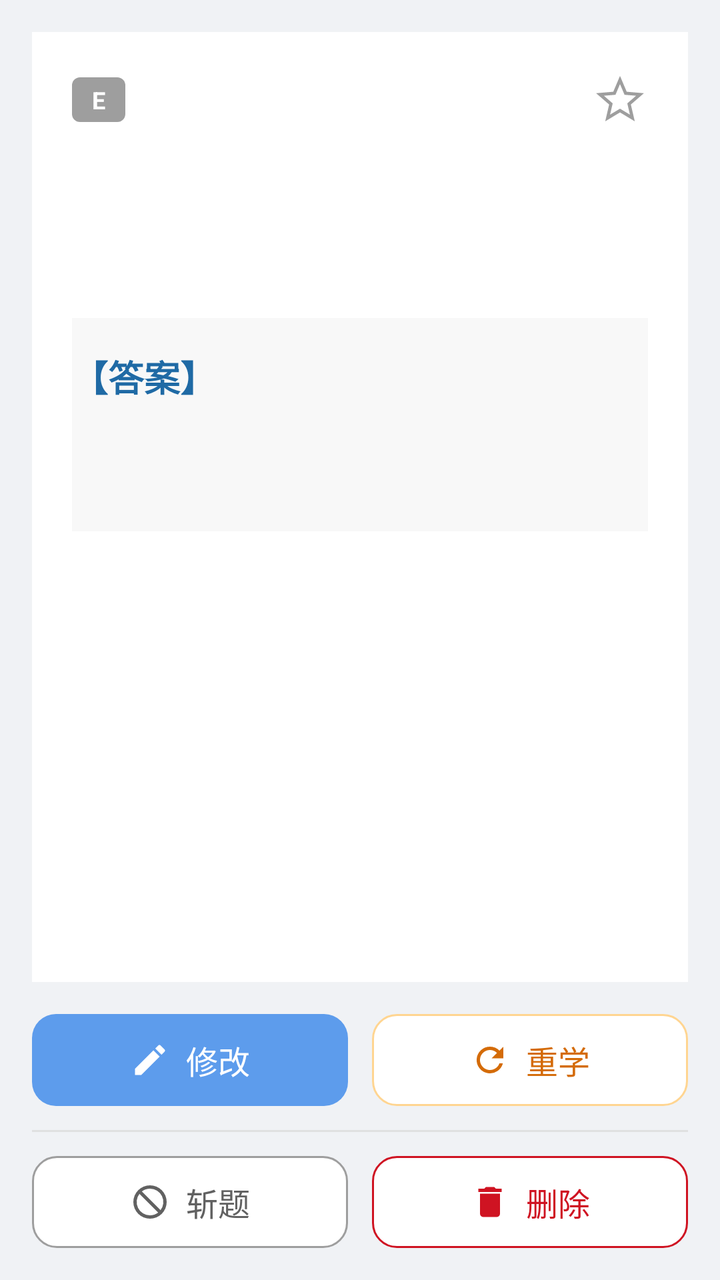
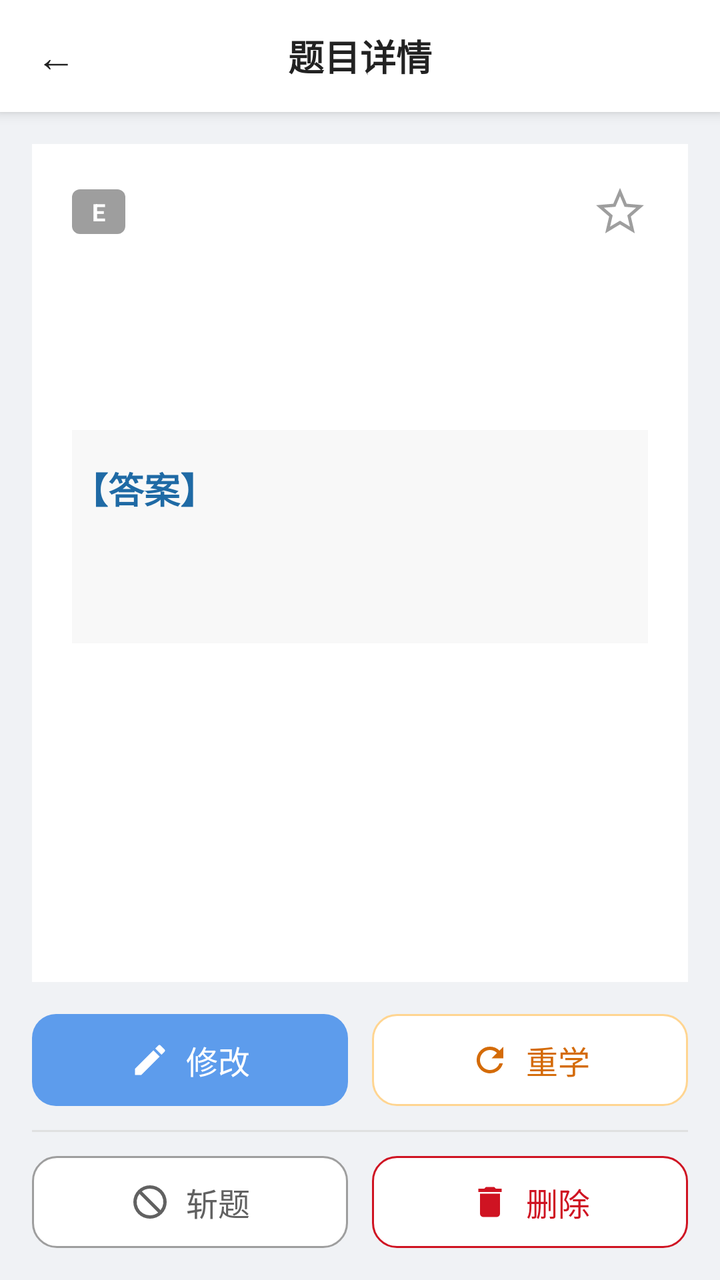

The first picture is an Android layout as it rendered before a commit; the second is the same layout after the commit. The layout source and the unified diff follow.
<!-- AndroidManifest.xml: application theme Theme.Demo -->
<!-- res/layout/activity_question_detail.xml -->
<?xml version="1.0" encoding="utf-8"?>
<LinearLayout
    xmlns:android="http://schemas.android.com/apk/res/android"
    xmlns:app="http://schemas.android.com/apk/res-auto"
    android:layout_width="match_parent"
    android:layout_height="match_parent"
    android:orientation="vertical"
    android:background="@color/page_bg"
    android:padding="16dp">

    <androidx.core.widget.NestedScrollView
        android:layout_width="match_parent"
        android:layout_height="0dp"
        android:layout_weight="1"
        android:background="@android:color/white"
        android:padding="20dp">

        <LinearLayout
            android:layout_width="match_parent"
            android:layout_height="wrap_content"
            android:orientation="vertical">

            
            <LinearLayout
                android:layout_width="match_parent"
                android:layout_height="wrap_content"
                android:orientation="horizontal"
                android:gravity="center_vertical"
                android:layout_marginBottom="12dp">

                <TextView
                    android:id="@+id/tv_level_badge"
                    android:layout_width="wrap_content"
                    android:layout_height="wrap_content"
                    android:background="@drawable/bg_level_badge"
                    android:paddingHorizontal="10dp"
                    android:paddingVertical="3dp"
                    android:textColor="@android:color/white"
                    android:textSize="@dimen/text_size_caption"
                    android:textStyle="bold"
                    android:text="E" />

                <TextView
                    android:id="@+id/tv_excluded_badge"
                    android:layout_width="wrap_content"
                    android:layout_height="wrap_content"
                    android:layout_marginStart="8dp"
                    android:background="@drawable/bg_level_badge"
                    android:paddingHorizontal="10dp"
                    android:paddingVertical="3dp"
                    android:textColor="@android:color/white"
                    android:textSize="@dimen/text_size_caption"
                    android:textStyle="bold"
                    android:text="已斩"
                    android:visibility="gone" />

                <View
                    android:layout_width="0dp"
                    android:layout_height="1dp"
                    android:layout_weight="1" />

                <ImageView
                    android:id="@+id/btn_favorite"
                    android:layout_width="28dp"
                    android:layout_height="28dp"
                    android:padding="2dp"
                    android:foreground="?attr/selectableItemBackground"
                    android:clickable="true"
                    android:focusable="true"
                    android:src="@drawable/ic_star_outline"
                    android:contentDescription="收藏" />
            </LinearLayout>

            <LinearLayout
                android:id="@+id/encounter_block"
                android:layout_width="match_parent"
                android:layout_height="wrap_content"
                android:orientation="vertical"
                android:layout_marginBottom="15dp"
                android:visibility="gone">

                <TextView
                    android:id="@+id/tv_enc_id"
                    android:layout_width="wrap_content"
                    android:layout_height="wrap_content"
                    android:textColor="@color/text_secondary"
                    android:textSize="@dimen/text_size_caption"
                    android:singleLine="true"
                    android:clickable="true"
                    android:focusable="true"
                    android:foreground="?attr/selectableItemBackground"
                    android:contentDescription="复制本题ID" />

                <TextView
                    android:id="@+id/tv_enc_count"
                    android:layout_width="wrap_content"
                    android:layout_height="wrap_content"
                    android:layout_marginTop="4dp"
                    android:textColor="@color/text_secondary"
                    android:textSize="@dimen/text_size_caption"
                    android:singleLine="true" />

                <TextView
                    android:id="@+id/tv_enc_time"
                    android:layout_width="wrap_content"
                    android:layout_height="wrap_content"
                    android:layout_marginTop="4dp"
                    android:textColor="@color/text_secondary"
                    android:textSize="@dimen/text_size_caption"
                    android:singleLine="true" />
            </LinearLayout>

            <TextView
                android:id="@+id/tv_question"
                android:layout_width="match_parent"
                android:layout_height="wrap_content"
                android:textSize="@dimen/text_size_display"
                android:textColor="@color/text_primary"
                android:lineSpacingExtra="8dp" />

            <HorizontalScrollView
                android:layout_width="match_parent"
                android:layout_height="wrap_content"
                android:layout_marginTop="16dp">
                <LinearLayout
                    android:id="@+id/review_image_layout"
                    android:layout_width="wrap_content"
                    android:layout_height="wrap_content"
                    android:orientation="horizontal"
                    android:padding="8dp" />
            </HorizontalScrollView>

            <LinearLayout
                android:id="@+id/answer_layout"
                android:layout_width="match_parent"
                android:layout_height="wrap_content"
                android:orientation="vertical"
                android:layout_marginTop="24dp"
                android:paddingTop="16dp"
                android:background="@color/surface_subtle">

                <TextView
                    android:layout_width="wrap_content"
                    android:layout_height="wrap_content"
                    android:text="【答案】"
                    android:textSize="@dimen/text_size_title"
                    android:textStyle="bold"
                    android:textColor="@color/detail_primary" />

                <TextView
                    android:id="@+id/tv_answer"
                    android:layout_width="match_parent"
                    android:layout_height="wrap_content"
                    android:textSize="@dimen/text_size_title"
                    android:textColor="@color/text_primary"
                    android:layout_marginTop="8dp" />

                <HorizontalScrollView
                    android:layout_width="match_parent"
                    android:layout_height="wrap_content"
                    android:layout_marginTop="16dp">
                    <LinearLayout
                        android:id="@+id/answer_image_layout"
                        android:layout_width="wrap_content"
                        android:layout_height="wrap_content"
                        android:orientation="horizontal"
                        android:padding="8dp" />
                </HorizontalScrollView>

            </LinearLayout>

        </LinearLayout>

    </androidx.core.widget.NestedScrollView>

    
    <LinearLayout
        android:id="@+id/action_group"
        android:layout_width="match_parent"
        android:layout_height="wrap_content"
        android:orientation="vertical"
        android:layout_marginTop="16dp">

        
        <LinearLayout
            android:layout_width="match_parent"
            android:layout_height="wrap_content"
            android:orientation="horizontal">

            <LinearLayout
                android:id="@+id/btn_edit"
                android:layout_width="0dp"
                android:layout_weight="1"
                android:layout_height="46dp"
                android:orientation="horizontal"
                android:gravity="center"
                android:background="@drawable/bg_detail_primary"
                android:foreground="?attr/selectableItemBackground"
                android:clickable="true"
                android:focusable="true">

                <ImageView
                    android:layout_width="20dp"
                    android:layout_height="20dp"
                    android:layout_marginEnd="8dp"
                    android:src="@drawable/ic_detail_edit"
                    android:contentDescription="修改" />

                <TextView
                    android:layout_width="wrap_content"
                    android:layout_height="wrap_content"
                    android:text="修改"
                    android:textColor="@android:color/white"
                    android:textSize="@dimen/text_size_emphasis" />
            </LinearLayout>

            <LinearLayout
                android:id="@+id/btn_restudy"
                android:layout_width="0dp"
                android:layout_weight="1"
                android:layout_height="46dp"
                android:layout_marginStart="12dp"
                android:orientation="horizontal"
                android:gravity="center"
                android:background="@drawable/bg_detail_outline_warn"
                android:foreground="?attr/selectableItemBackground"
                android:clickable="true"
                android:focusable="true">

                <ImageView
                    android:layout_width="20dp"
                    android:layout_height="20dp"
                    android:layout_marginEnd="8dp"
                    android:src="@drawable/ic_detail_restudy"
                    android:contentDescription="重学" />

                <TextView
                    android:layout_width="wrap_content"
                    android:layout_height="wrap_content"
                    android:text="重学"
                    android:textColor="@color/state_warn_strong"
                    android:textSize="@dimen/text_size_emphasis" />
            </LinearLayout>
        </LinearLayout>

        
        <View
            android:layout_width="match_parent"
            android:layout_height="1dp"
            android:background="@color/divider"
            android:layout_marginTop="12dp"
            android:layout_marginBottom="12dp" />

        
        <LinearLayout
            android:layout_width="match_parent"
            android:layout_height="wrap_content"
            android:orientation="horizontal">

            <LinearLayout
                android:id="@+id/btn_exclude"
                android:layout_width="0dp"
                android:layout_weight="1"
                android:layout_height="46dp"
                android:orientation="horizontal"
                android:gravity="center"
                android:background="@drawable/bg_detail_outline_gray"
                android:foreground="?attr/selectableItemBackground"
                android:clickable="true"
                android:focusable="true">

                <ImageView
                    android:id="@+id/btn_exclude_icon"
                    android:layout_width="20dp"
                    android:layout_height="20dp"
                    android:layout_marginEnd="8dp"
                    android:src="@drawable/ic_detail_exclude"
                    android:contentDescription="斩题" />

                <TextView
                    android:id="@+id/btn_exclude_text"
                    android:layout_width="wrap_content"
                    android:layout_height="wrap_content"
                    android:text="斩题"
                    android:textColor="@color/text_secondary"
                    android:textSize="@dimen/text_size_emphasis" />
            </LinearLayout>

            <LinearLayout
                android:id="@+id/btn_delete"
                android:layout_width="0dp"
                android:layout_weight="1"
                android:layout_height="46dp"
                android:layout_marginStart="12dp"
                android:orientation="horizontal"
                android:gravity="center"
                android:background="@drawable/bg_detail_outline_danger"
                android:foreground="?attr/selectableItemBackground"
                android:clickable="true"
                android:focusable="true">

                <ImageView
                    android:layout_width="20dp"
                    android:layout_height="20dp"
                    android:layout_marginEnd="8dp"
                    android:src="@drawable/ic_detail_delete"
                    android:contentDescription="删除" />

                <TextView
                    android:layout_width="wrap_content"
                    android:layout_height="wrap_content"
                    android:text="删除"
                    android:textColor="@color/state_danger_text"
                    android:textSize="@dimen/text_size_emphasis" />
            </LinearLayout>
        </LinearLayout>

    </LinearLayout>

</LinearLayout>
<!-- resources referenced by this layout -->
<resources>
  <color name="detail_primary">#1F6AA5</color>
  <color name="divider">#E0E0E0</color>
  <color name="page_bg">#F0F2F5</color>
  <color name="state_danger_text">#CF1322</color>
  <color name="state_warn_strong">#D46B08</color>
  <color name="surface_subtle">#F8F8F8</color>
  <color name="text_primary">#222222</color>
  <color name="text_secondary">#616161</color>
  <dimen name="text_size_caption">12sp</dimen>
  <dimen name="text_size_display">20sp</dimen>
  <dimen name="text_size_emphasis">16sp</dimen>
  <dimen name="text_size_title">18sp</dimen>
  <!-- drawable bg_detail_outline_danger (drawable) -->
  <?xml version="1.0" encoding="utf-8"?>
  <shape xmlns:android="http://schemas.android.com/apk/res/android"
      android:shape="rectangle">
      <corners android:radius="@dimen/corner_control" />
      <solid android:color="@color/white" />
      <stroke android:width="1dp" android:color="@color/state_danger_text" />
  </shape>
  <!-- drawable bg_detail_outline_gray (drawable) -->
  <?xml version="1.0" encoding="utf-8"?>
  <shape xmlns:android="http://schemas.android.com/apk/res/android"
      android:shape="rectangle">
      <corners android:radius="@dimen/corner_control" />
      <solid android:color="@color/white" />
      <stroke android:width="1dp" android:color="@color/detail_secondary_stroke" />
  </shape>
  <!-- drawable bg_detail_outline_warn (drawable) -->
  <?xml version="1.0" encoding="utf-8"?>
  <shape xmlns:android="http://schemas.android.com/apk/res/android"
      android:shape="rectangle">
      <corners android:radius="@dimen/corner_control" />
      <solid android:color="@color/white" />
      <stroke android:width="1dp" android:color="@color/state_warn_stroke" />
  </shape>
  <!-- drawable bg_detail_primary (drawable) -->
  <?xml version="1.0" encoding="utf-8"?>
  <shape xmlns:android="http://schemas.android.com/apk/res/android"
      android:shape="rectangle">
      <corners android:radius="@dimen/corner_control" />
      <solid android:color="@color/action_primary" />
  </shape>
  <!-- drawable bg_level_badge (drawable) -->
  <?xml version="1.0" encoding="utf-8"?>
  <shape xmlns:android="http://schemas.android.com/apk/res/android"
      android:shape="rectangle">
      <corners android:radius="4dp"/>
      <solid android:color="@color/level_e"/>
  </shape>
  <style name="Theme.Demo" parent="Base.Theme.Demo" />
  <dimen name="corner_control">12dp</dimen>
  <color name="white">#FFFFFFFF</color>
  <color name="detail_secondary_stroke">#9E9E9E</color>
  <color name="state_warn_stroke">#FFD591</color>
  <color name="action_primary">#5D9CEC</color>
  <color name="level_e">#9E9E9E</color>
  <color name="home_bg">@color/page_bg</color>
  <!-- unchanged entries left out for length: 6 -->
</resources>

<!-- the commit's change to res/layout/activity_question_detail.xml (unified diff, before → after) -->
@@ -5,14 +5,37 @@
     android:layout_width="match_parent"
     android:layout_height="match_parent"
     android:orientation="vertical"
-    android:background="@color/page_bg"
-    android:padding="16dp">
+    android:background="@color/page_bg">
+
+    
+    <LinearLayout style="@style/TopBar">
+
+        <TextView
+            android:id="@+id/btn_back"
+            style="@style/TopBarBack" />
+
+        <TextView
+            style="@style/TopBarTitle"
+            android:text="题目详情" />
+
+        <View
+            android:layout_width="56dp"
+            android:layout_height="1dp" />
+    </LinearLayout>
+
+    
+    <LinearLayout
+        android:layout_width="match_parent"
+        android:layout_height="0dp"
+        android:layout_weight="1"
+        android:orientation="vertical"
+        android:padding="16dp">
 
     <androidx.core.widget.NestedScrollView
         android:layout_width="match_parent"
         android:layout_height="0dp"
         android:layout_weight="1"
-        android:background="@android:color/white"
+        android:background="@color/white"
         android:padding="20dp">
 
         <LinearLayout
@@ -35,7 +58,7 @@
                     android:background="@drawable/bg_level_badge"
                     android:paddingHorizontal="10dp"
                     android:paddingVertical="3dp"
-                    android:textColor="@android:color/white"
+                    android:textColor="@color/white"
                     android:textSize="@dimen/text_size_caption"
                     android:textStyle="bold"
                     android:text="E" />
@@ -48,7 +71,7 @@
                     android:background="@drawable/bg_level_badge"
                     android:paddingHorizontal="10dp"
                     android:paddingVertical="3dp"
-                    android:textColor="@android:color/white"
+                    android:textColor="@color/white"
                     android:textSize="@dimen/text_size_caption"
                     android:textStyle="bold"
                     android:text="已斩"
@@ -210,7 +233,7 @@
                     android:layout_width="wrap_content"
                     android:layout_height="wrap_content"
                     android:text="修改"
-                    android:textColor="@android:color/white"
+                    android:textColor="@color/white"
                     android:textSize="@dimen/text_size_emphasis" />
             </LinearLayout>
 
@@ -317,4 +340,6 @@
 
     </LinearLayout>
 
+    </LinearLayout>
+
 </LinearLayout>
<!-- resource entries referenced after the edit -->
@@ -50,6 +50,32 @@
       <corners android:radius="4dp"/>
       <solid android:color="@color/level_e"/>
   </shape>
+  <style name="TopBar">
+          <item name="android:layout_width">match_parent</item>
+          <item name="android:layout_height">56dp</item>
+          <item name="android:orientation">horizontal</item>
+          <item name="android:gravity">center_vertical</item>
+          <item name="android:background">@color/home_card</item>
+          <item name="android:elevation">4dp</item>
+      </style>
+  <style name="TopBarBack">
+          <item name="android:layout_width">56dp</item>
+          <item name="android:layout_height">match_parent</item>
+          <item name="android:gravity">center</item>
+          <item name="android:text">←</item>
+          <item name="android:textSize">@dimen/text_size_display</item>
+          <item name="android:textColor">@color/text_primary</item>
+          <item name="android:background">?attr/selectableItemBackgroundBorderless</item>
+      </style>
+  <style name="TopBarTitle">
+          <item name="android:layout_width">0dp</item>
+          <item name="android:layout_height">wrap_content</item>
+          <item name="android:layout_weight">1</item>
+          <item name="android:gravity">center</item>
+          <item name="android:textSize">@dimen/text_size_title</item>
+          <item name="android:textStyle">bold</item>
+          <item name="android:textColor">@color/text_primary</item>
+      </style>
   <style name="Theme.Demo" parent="Base.Theme.Demo" />
   <dimen name="corner_control">12dp</dimen>
   <color name="white">#FFFFFFFF</color>
@@ -57,6 +83,7 @@
   <color name="state_warn_stroke">#FFD591</color>
   <color name="action_primary">#5D9CEC</color>
   <color name="level_e">#9E9E9E</color>
+  <color name="home_card">#FFFFFF</color>
   <color name="home_bg">@color/page_bg</color>
   <!-- unchanged entries left out for length: 6 -->
 </resources>
